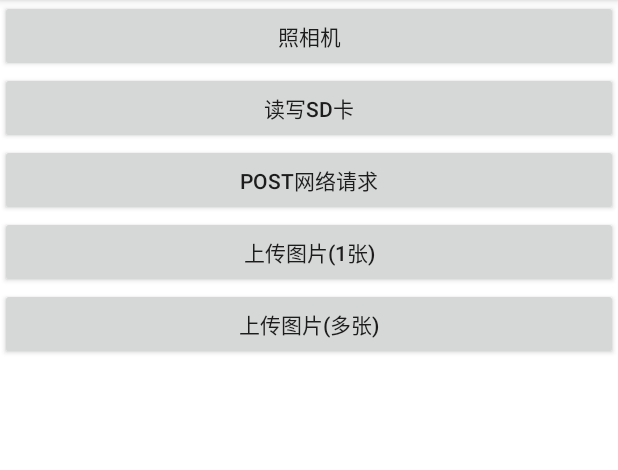
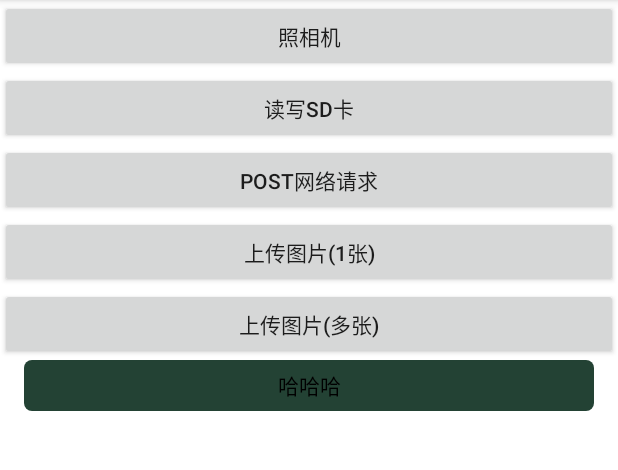
Before and after one commit to LamorYaYa/MasterDemo, an Android app: the screen it shows after launch (MainActivity), on a phone screen of 412 x 824 dp, the part 84-554 px from its top. Run offline under Robolectric (Android 15) with nearby library versions, the phone set to English and light mode, and no system bars.

Commit message:
添加数据库和自定义Button

```diff
--- a/app/src/main/java/com/master/app/dao/SQLiteBean.java
+++ b/app/src/main/java/com/master/app/dao/SQLiteBean.java
@@ -1,4 +1,4 @@
-package com.master.app.nfct.dao;
+package com.master.app.dao;
 
 /**
  * Create By Master
--- a/app/src/main/java/com/master/app/dao/SQLiteDBHelper.java
+++ b/app/src/main/java/com/master/app/dao/SQLiteDBHelper.java
@@ -1,4 +1,4 @@
-package com.master.app.nfct.dao;
+package com.master.app.dao;
 
 import android.content.Context;
 import android.database.sqlite.SQLiteDatabase;
--- a/app/src/main/java/com/master/app/dao/SqliteDBManager.java
+++ b/app/src/main/java/com/master/app/dao/SqliteDBManager.java
@@ -1,4 +1,4 @@
-package com.master.app.nfct.dao;
+package com.master.app.dao;
 
 import android.content.ContentValues;
 import android.content.Context;
--- a/app/src/main/java/com/master/app/http/IHttpCommonInterceptor.java
+++ b/app/src/main/java/com/master/app/http/IHttpCommonInterceptor.java
@@ -78,6 +78,7 @@ public class IHttpCommonInterceptor implements Interceptor {
 
                     for (String key : rootMap.keySet()) {
                         formBodyBuilder.addEncoded(key, rootMap.get(key) + "");
+                        mParamsMap.remove(key);
                     }
 
                     for (Map.Entry<String, String> entry : mParamsMap.entrySet()) {
--- /dev/null
+++ b/app/src/main/java/com/master/app/view/ICustomButton.java
@@ -0,0 +1,192 @@
+package com.master.app.view;
+
+import android.annotation.SuppressLint;
+import android.content.Context;
+import android.content.res.ColorStateList;
+import android.content.res.TypedArray;
+import android.graphics.drawable.Drawable;
+import android.graphics.drawable.GradientDrawable;
+import android.util.AttributeSet;
+import android.view.MotionEvent;
+import android.view.View;
+import android.widget.Button;
+
+import com.master.app.R;
+
+/**
+ * Create By Master
+ * On 2019/1/28 11:15
+ */
+
+@SuppressLint("AppCompatCustomView")
+public class ICustomButton extends Button {
+
+    private int backColor;// 背景颜色
+    private int backColorPress;// 按下时背景色
+    private Drawable backGroundDrawable;// 背景图片
+    private Drawable backGroundDrawablePress;// 按下时背景图片
+    private ColorStateList textColor;// 文字颜色
+    private ColorStateList textColorPress;// 按下时文字颜色
+
+    private boolean isDrawable; // 是否是设置图片背景
+
+    private GradientDrawable gradientDrawable;
+    private boolean isCost = true;
+
+    public ICustomButton(Context context) {
+        this(context, null);
+    }
+
+    public ICustomButton(Context context, AttributeSet attrs) {
+        this(context, attrs, 0);
+    }
+
+    public ICustomButton(Context context, AttributeSet attrs, int defStyleAttr) {
+        super(context, attrs, defStyleAttr);
+
+        TypedArray typedArray = context.obtainStyledAttributes(attrs, R.styleable.iCustomButton, defStyleAttr, 0);
+        if (typedArray != null) {
+            // 设置文字颜色
+            textColor = typedArray.getColorStateList(R.styleable.iCustomButton_textColor);
+            if (textColor != null) {
+                setTextColor(textColor);
+            }
+            // 记录文字按下是颜色
+            textColorPress = typedArray.getColorStateList(R.styleable.iCustomButton_textColorPress);
+
+            isDrawable = typedArray.getBoolean(R.styleable.iCustomButton_isDrawable, false);
+            if (isDrawable) {
+                // 设置背景图片
+                backGroundDrawable = typedArray.getDrawable(R.styleable.iCustomButton_backGroundImage);
+                if (backGroundDrawable != null) {
+                    setBackgroundDrawable(backGroundDrawable);
+                }
+                // 记录按下时背景图片
+                backGroundDrawablePress = typedArray.getDrawable(R.styleable.iCustomButton_backGroundImagePress);
+
+            } else {
+                getGradientDrawable();
+                // 设置背景色
+                ColorStateList colorStateList = typedArray.getColorStateList(R.styleable.iCustomButton_backColor);
+                if (colorStateList != null) {
+                    backColor = colorStateList.getColorForState(getDrawableState(), 0);
+                    if (backColor != 0) {
+                        gradientDrawable.setColor(backColor);
+                        setBackgroundDrawable(gradientDrawable);
+                    }
+                }
+
+                // 记录按钮被按下时的背景色
+                ColorStateList colorStateListPress = typedArray.getColorStateList(R.styleable.iCustomButton_backColorPress);
+                if (colorStateListPress != null) {
+                    backColorPress = colorStateListPress.getColorForState(getDrawableState(), 0);
+                }
+
+
+                // 设置圆角
+                float radius = typedArray.getFloat(R.styleable.iCustomButton_radius, 0);
+                if (radius != 0) {
+                    setRadius(radius);
+                }
+                // 设置按钮形状
+                int shape = typedArray.getInteger(R.styleable.iCustomButton_shape, 0);
+                if (shape != 0) {
+                    setShape(shape);
+                }
+            }
+            typedArray.recycle();
+            setOnTouchListener((v, event) -> setTouchStyle(event.getAction()));
+
+
+        }
+    }
+
+
+    /**
+     * 根据按下或者抬起来改变背景和文字样式
+     * 为解决onTouch和onClick冲突的问题
+     * 根据事件分发机制，如果onTouch返回true，则不响应onClick事件
+     * 因此采用isCost标识位，当用户设置了onClickListener则onTouch返回false
+     *
+     * @param state
+     * @return
+     */
+    private boolean setTouchStyle(int state) {
+        if (state == MotionEvent.ACTION_DOWN) {
+
+            if (textColorPress != null) {
+                setTextColor(textColorPress);
+            }
+
+            if (isDrawable) {
+                if (backGroundDrawablePress != null) {
+                    setBackgroundDrawable(backGroundDrawablePress);
+                }
+            } else {
+                if (backColorPress != 0) {
+                    gradientDrawable.setColor(backColorPress);
+                    setBackgroundDrawable(gradientDrawable);
+                }
+            }
+
+
+        } else if (state == MotionEvent.ACTION_UP) {
+
+            if (textColor != null) {
+                setTextColor(textColor);
+            }
+
+            if (isDrawable) {
+                if (backGroundDrawable != null) {
+                    setBackgroundDrawable(backGroundDrawable);
+                }
+            } else {
+                if (backColor != 0) {
+                    gradientDrawable.setColor(backColor);
+                    setBackgroundDrawable(gradientDrawable);
+                }
+            }
+        }
+
+        return isCost;
+    }
+
+
+    @Override
+    public void setOnClickListener(View.OnClickListener listener) {
+        super.setOnClickListener(listener);
+        isCost = false;
+    }
+
+    /**
+     * 设置圆角
+     *
+     * @param radius
+     */
+    private void setRadius(float radius) {
+        getGradientDrawable();
+        gradientDrawable.setCornerRadius(radius);
+        setBackgroundDrawable(gradientDrawable);
+    }
+
+
+    /**
+     * 设置按钮形状
+     *
+     * @param shape
+     */
+    private void setShape(int shape) {
+        getGradientDrawable();
+        gradientDrawable.setShape(shape);
+        setBackgroundDrawable(gradientDrawable);
+    }
+
+
+    private void getGradientDrawable() {
+        if (gradientDrawable == null) {
+            gradientDrawable = new GradientDrawable();
+        }
+    }
+
+
+}
--- a/app/src/main/res/layout/activity_main.xml
+++ b/app/src/main/res/layout/activity_main.xml
@@ -1,5 +1,6 @@
 <?xml version="1.0" encoding="utf-8"?>
 <LinearLayout xmlns:android="http://schemas.android.com/apk/res/android"
+    xmlns:app="http://schemas.android.com/apk/res-auto"
     xmlns:tools="http://schemas.android.com/tools"
     android:layout_width="match_parent"
     android:layout_height="match_parent"
@@ -39,4 +40,22 @@
         android:layout_height="wrap_content"
         android:text="上传图片(多张)" />
 
+
+    <com.master.app.view.ICustomButton
+        android:layout_width="match_parent"
+        android:layout_height="34dp"
+        android:layout_marginLeft="16dp"
+        android:layout_marginRight="16dp"
+        android:gravity="center"
+        android:text="哈哈哈"
+        app:backColor="#234234"
+        app:backColorPress="#b1dec9"
+        app:backGroundImage="@mipmap/ic_launcher"
+        app:backGroundImagePress="@mipmap/ic_launcher_round"
+        app:isDrawable="false"
+        app:radius="8"
+        app:textColor="#000000"
+        app:textColorPress="#ffffff" />
+
+
 </LinearLayout>
```
Also changed, not shown: app/src/main/res/values/attrs.xml (added, +30 -0 lines), 1 other file.
